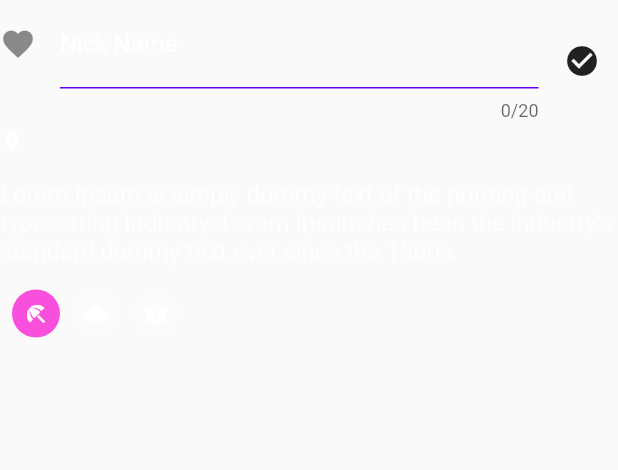
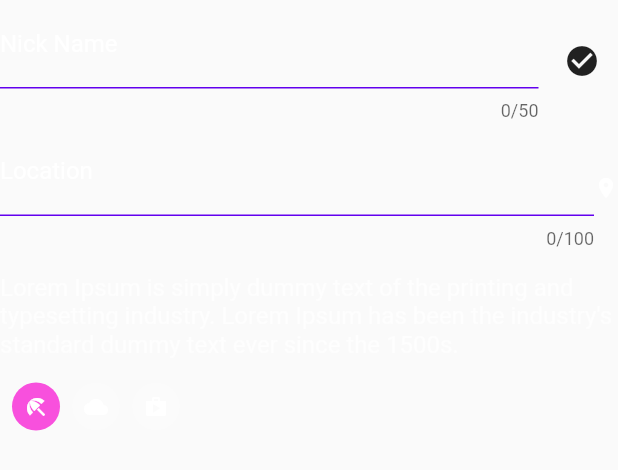
Before and after one commit to linhnd36/demo_flutter_crud_firebase, a Flutter app: the FriendDetailBody widget shown alone on an empty page, opened directly with empty values, after a tap on the "edit" icon, on a phone screen of 412 x 824 dp. Shown: the top 470 px of the screen. Run offline on Flutter 3.47's test engine with Material 2 defaults, Android fonts, the phone set to English and light mode, and no system bars; network calls fail.

Commit message:
locnt remove button + edit name, location + add text email

```diff
--- a/lib/ui/frienddetails/friend_detail_body.dart
+++ b/lib/ui/frienddetails/friend_detail_body.dart
@@ -11,22 +11,36 @@ class FriendDetailBody extends StatefulWidget {
 
 class _FriendDetailBodyState extends State<FriendDetailBody> {
   bool flag = false;
-  String name;
+  String name, location;
   TextEditingController nameController = TextEditingController();
+  TextEditingController locationController = TextEditingController();
   Widget _buildLocationInfo(TextTheme textTheme) {
+    location = widget.friend.location;
     return new Row(
       children: <Widget>[
+        flag
+            ? Expanded(
+                child: TextFormField(
+                cursorColor: Theme.of(context).cursorColor,
+                maxLength: 100,
+                controller: locationController,
+                decoration: InputDecoration(
+                  labelText: 'Location',
+                  labelStyle: TextStyle(color: Colors.white),
+                  hintText: "Input location here",
+                  enabledBorder: UnderlineInputBorder(
+                    borderSide: BorderSide(color: Color(0xFF6200EE)),
+                  ),
+                ),
+              ))
+            : new Text(
+                location,
+                style: textTheme.subhead.copyWith(color: Colors.white),
+              ),
         new Icon(
           Icons.place,
           color: Colors.white,
           size: 16.0,
-        ),
-        new Padding(
-          padding: const EdgeInsets.only(left: 8.0),
-          child: new Text(
-            widget.friend.location,
-            style: textTheme.subhead.copyWith(color: Colors.white),
-          ),
         ),
       ],
     );
@@ -61,10 +75,9 @@ class _FriendDetailBodyState extends State<FriendDetailBody> {
                 ? Expanded(
                     child: TextFormField(
                     cursorColor: Theme.of(context).cursorColor,
-                    maxLength: 20,
+                    maxLength: 50,
                     controller: nameController,
                     decoration: InputDecoration(
-                      icon: Icon(Icons.favorite),
                       labelText: 'Nick Name',
                       labelStyle: TextStyle(color: Colors.white),
                       hintText: "Input nick name here",
@@ -85,8 +98,14 @@ class _FriendDetailBodyState extends State<FriendDetailBody> {
               onPressed: () {
                 setState(() {
                   flag = !flag;
-                  name = nameController.text;
+                  if (nameController.text.trim() != null && locationController.text.trim() != null) {
+                    if(nameController.text.trim().isNotEmpty && locationController.text.trim().isNotEmpty) {
+                      name = nameController.text.trim();
+                      location = locationController.text.trim();
+                    }
+                  }
                 });
+                print("name:" + name + " - location:" + location);
               },
             ),
           ],
```
Also changed, not shown: lib/ui/frienddetails/header/friend_detail_header.dart (+8 -37 lines).
